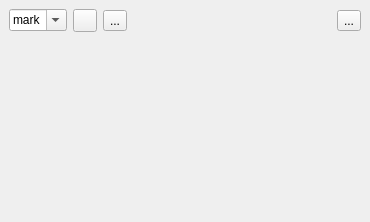
First picture: the form in modules/sensorSystem/projects/SensorSystemGui/src/SensorWidget.ui, repository OFFIS-Automation/Framework, before the edit.
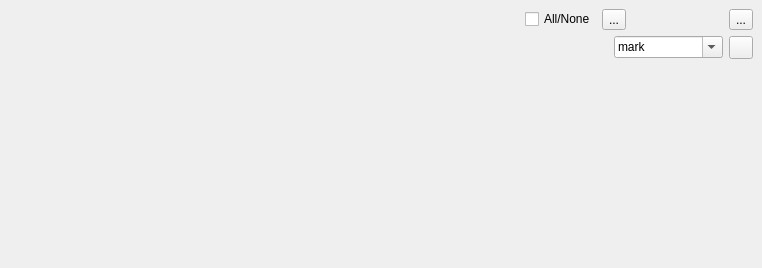
Second picture: the form after the edit. Icons and pictures are not drawn.

Commit message: refactored sensor system to have a better gui

The edit to the form file:
```diff
--- a/modules/sensorSystem/projects/SensorSystemGui/src/SensorWidget.ui
+++ b/modules/sensorSystem/projects/SensorSystemGui/src/SensorWidget.ui
@@ -6,22 +6,133 @@
    <rect>
     <x>0</x>
     <y>0</y>
-    <width>370</width>
-    <height>222</height>
+    <width>762</width>
+    <height>268</height>
    </rect>
   </property>
   <property name="windowTitle">
    <string>Sensor System</string>
   </property>
   <widget class="QWidget" name="dockWidgetContents">
+   <layout class="QHBoxLayout" name="horizontalLayout_2">
+    <item>
+     <spacer name="horizontalSpacer_4">
+      <property name="orientation">
+       <enum>Qt::Horizontal</enum>
+      </property>
+      <property name="sizeHint" stdset="0">
+       <size>
+        <width>40</width>
+        <height>20</height>
+       </size>
+      </property>
+     </spacer>
+    </item>
+    <item>
+     <spacer name="horizontalSpacer_3">
+      <property name="orientation">
+       <enum>Qt::Horizontal</enum>
+      </property>
+      <property name="sizeHint" stdset="0">
+       <size>
+        <width>40</width>
+        <height>20</height>
+       </size>
+      </property>
+     </spacer>
+    </item>
+    <item>
    <layout class="QVBoxLayout" name="verticalLayout">
     <item>
      <layout class="QVBoxLayout" name="elementLayout"/>
     </item>
     <item>
      <layout class="QHBoxLayout" name="horizontalLayout">
+        <property name="leftMargin">
+         <number>20</number>
+        </property>
+        <item>
+         <widget class="QCheckBox" name="allNoneBox">
+          <property name="text">
+           <string>All/None</string>
+          </property>
+          <property name="tristate">
+           <bool>true</bool>
+          </property>
+         </widget>
+        </item>
+        <item>
+         <widget class="QToolButton" name="exportTrace">
+          <property name="toolTip">
+           <string>Export selected items</string>
+          </property>
+          <property name="text">
+           <string>...</string>
+          </property>
+          <property name="icon">
+           <iconset resource="../images/images.qrc">
+            <normaloff>:/SensorSystemGui/export.png</normaloff>:/SensorSystemGui/export.png</iconset>
+          </property>
+         </widget>
+        </item>
+        <item>
+         <spacer name="horizontalSpacer_2">
+          <property name="orientation">
+           <enum>Qt::Horizontal</enum>
+          </property>
+          <property name="sizeType">
+           <enum>QSizePolicy::Expanding</enum>
+          </property>
+          <property name="sizeHint" stdset="0">
+           <size>
+            <width>40</width>
+            <height>20</height>
+           </size>
+          </property>
+         </spacer>
+        </item>
+        <item>
+         <widget class="QToolButton" name="toolButton">
+          <property name="toolTip">
+           <string>Add a sensor to the trace</string>
+          </property>
+          <property name="text">
+           <string>...</string>
+          </property>
+          <property name="icon">
+           <iconset resource="../images/images.qrc">
+            <normaloff>:/SensorSystemGui/add.png</normaloff>:/SensorSystemGui/add.png</iconset>
+          </property>
+         </widget>
+        </item>
+       </layout>
+      </item>
+      <item>
+       <layout class="QHBoxLayout" name="horizontalLayout_3">
+        <item>
+         <spacer name="horizontalSpacer">
+          <property name="orientation">
+           <enum>Qt::Horizontal</enum>
+          </property>
+          <property name="sizeType">
+           <enum>QSizePolicy::Expanding</enum>
+          </property>
+          <property name="sizeHint" stdset="0">
+           <size>
+            <width>40</width>
+            <height>20</height>
+           </size>
+          </property>
+         </spacer>
+        </item>
       <item>
        <widget class="QComboBox" name="markerValue">
+          <property name="sizePolicy">
+           <sizepolicy hsizetype="Expanding" vsizetype="Fixed">
+            <horstretch>0</horstretch>
+            <verstretch>0</verstretch>
+           </sizepolicy>
+          </property>
         <property name="editable">
          <bool>true</bool>
         </property>
@@ -56,47 +167,6 @@
         </property>
        </widget>
       </item>
-      <item>
-       <widget class="QToolButton" name="toolButton">
-        <property name="toolTip">
-         <string>Add a sensor to the trace</string>
-        </property>
-        <property name="text">
-         <string>...</string>
-        </property>
-        <property name="icon">
-         <iconset resource="../images/images.qrc">
-          <normaloff>:/SensorSystemGui/add.png</normaloff>:/SensorSystemGui/add.png</iconset>
-        </property>
-       </widget>
-      </item>
-      <item>
-       <spacer name="horizontalSpacer">
-        <property name="orientation">
-         <enum>Qt::Horizontal</enum>
-        </property>
-        <property name="sizeHint" stdset="0">
-         <size>
-          <width>40</width>
-          <height>20</height>
-         </size>
-        </property>
-       </spacer>
-      </item>
-      <item>
-       <widget class="QToolButton" name="exportTrace">
-        <property name="toolTip">
-         <string>Export selected items</string>
-        </property>
-        <property name="text">
-         <string>...</string>
-        </property>
-        <property name="icon">
-         <iconset resource="../images/images.qrc">
-          <normaloff>:/SensorSystemGui/export.png</normaloff>:/SensorSystemGui/export.png</iconset>
-        </property>
-       </widget>
-      </item>
      </layout>
     </item>
     <item>
@@ -111,6 +181,8 @@
        </size>
       </property>
      </spacer>
+      </item>
+     </layout>
     </item>
    </layout>
   </widget>
```
Lines whose indentation alone changed are shown as unchanged. The commit also changes 15 other files.
